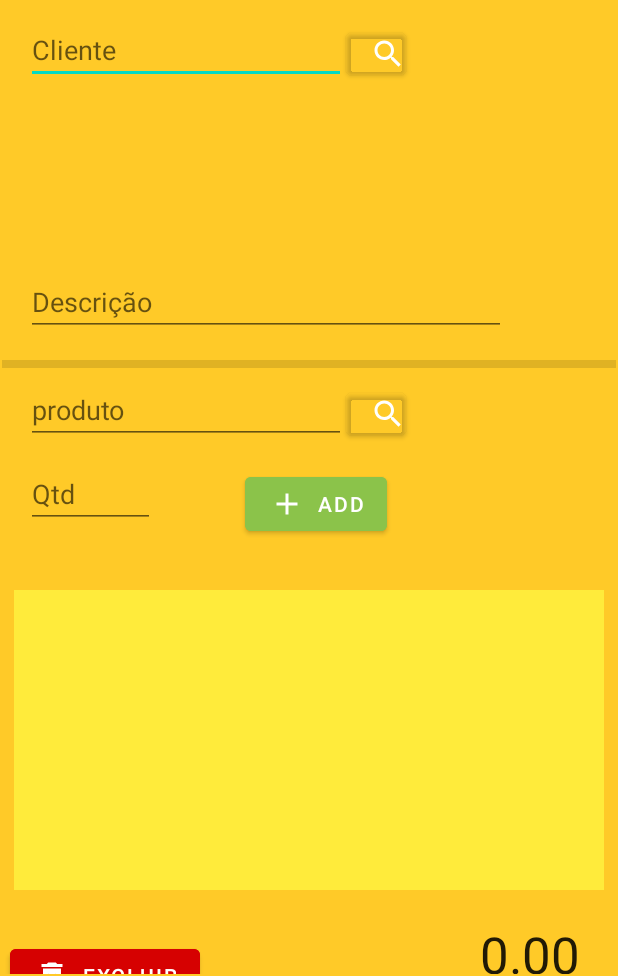
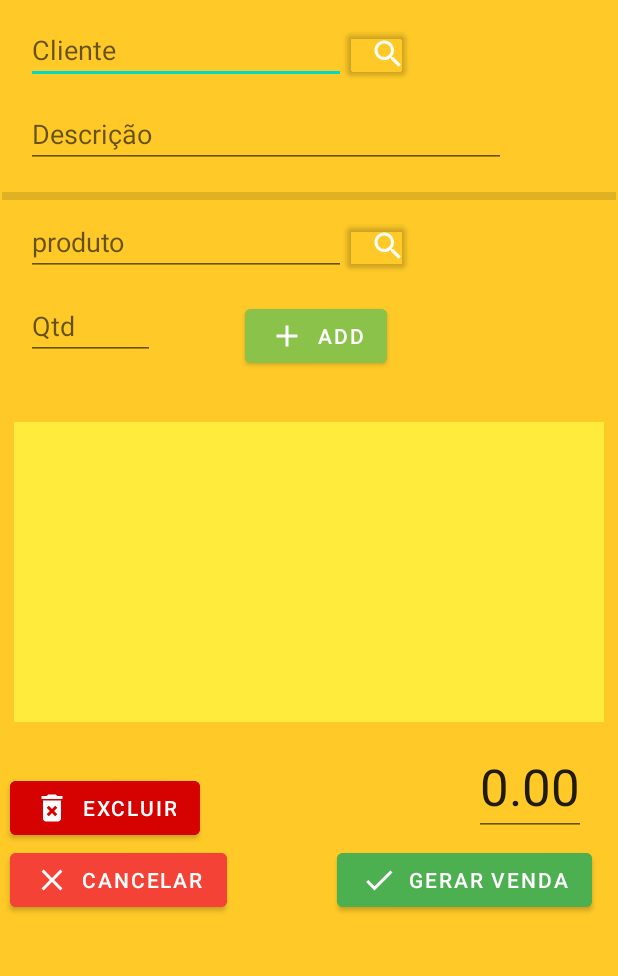
Before and after one commit to r4f4siqueira/BVenda, an Android app: the venda screen opened directly, with no data from a screen before it, after a tap on "ADD", on a phone screen of 412 x 824 dp, the part 260-1236 px from its top. Run offline under Robolectric (Android 15) with nearby library versions, the phone set to English and light mode, and no system bars.

Commit message:
correcao de bug tela de vendas e compras
corrigindo pequenos bugs
 - classe de compra e venda estavam salvando cliente/fornecedor vazio quando chamados os dados pela lupa em vez de por editar (clicar e segurar na lista)

 - layout de venda tava com uma cratera de 150dp separando dois edittext por motivo nenhum

```diff
--- a/app/src/main/java/uakas/com/bvenda/compra.java
+++ b/app/src/main/java/uakas/com/bvenda/compra.java
@@ -126,6 +126,10 @@ public class compra extends AppCompatActivity {
                         Textoid_fornecedor.setText(c.getId_fornecedor()+"");
                     if (c.getValor() != null)
                         Textovalor.setText(c.getValor()+"");
+                    List<EntidadeBanco> lista = BDDados.Listar(new Pessoa(), getApplicationContext(), null, "id = ?", new String[]{Textoid_fornecedor.getText().toString()});// muito cuidado usando essa funcao, qualquer coisa no campos quebra ela
+                    if (lista.get(0) != null){ // protecao para caso nao exista mais o fornecedor com esse ID
+                        pessoa = (Pessoa) lista.get(0);
+                    }
                     Atualizar();
                     break;
                 case "pessoa":
--- a/app/src/main/res/layout/activity_venda.xml
+++ b/app/src/main/res/layout/activity_venda.xml
@@ -134,7 +134,7 @@
                 android:layout_width="320dp"
                 android:layout_height="40dp"
                 android:layout_marginStart="16dp"
-                android:layout_marginTop="128dp"
+                android:layout_marginTop="16dp"
                 android:ems="10"
                 android:hint="@string/descri_o"
                 android:inputType="textPersonName"
```
Also changed, not shown: app/src/main/java/uakas/com/bvenda/venda.java (+8 -0 lines).
